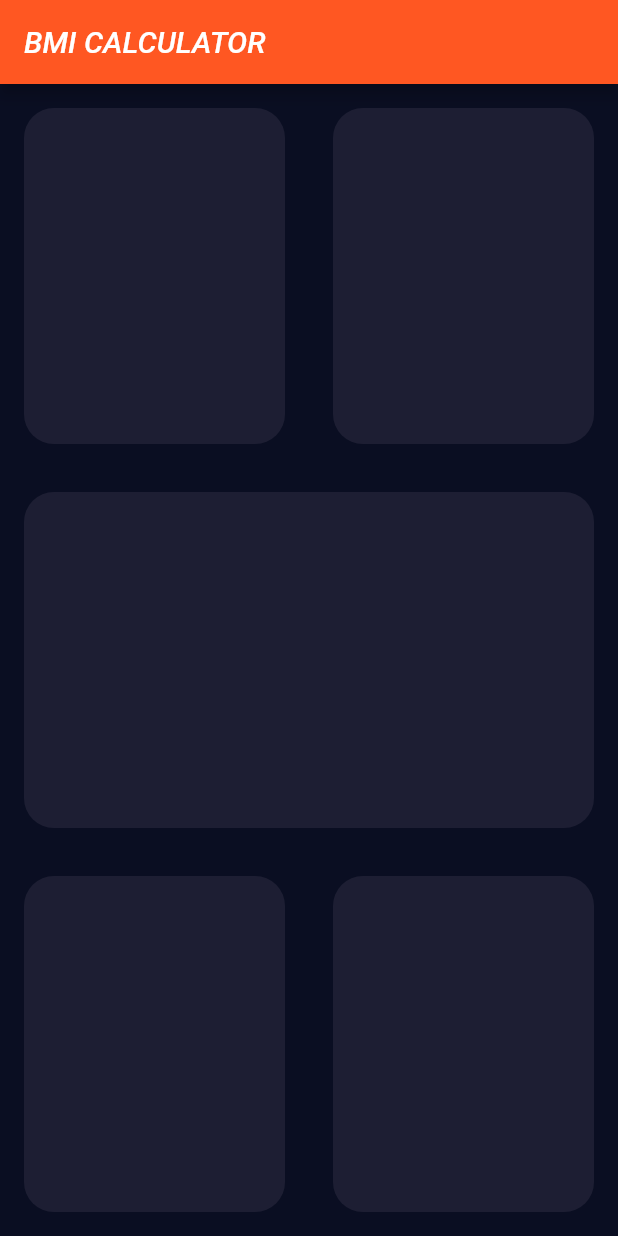
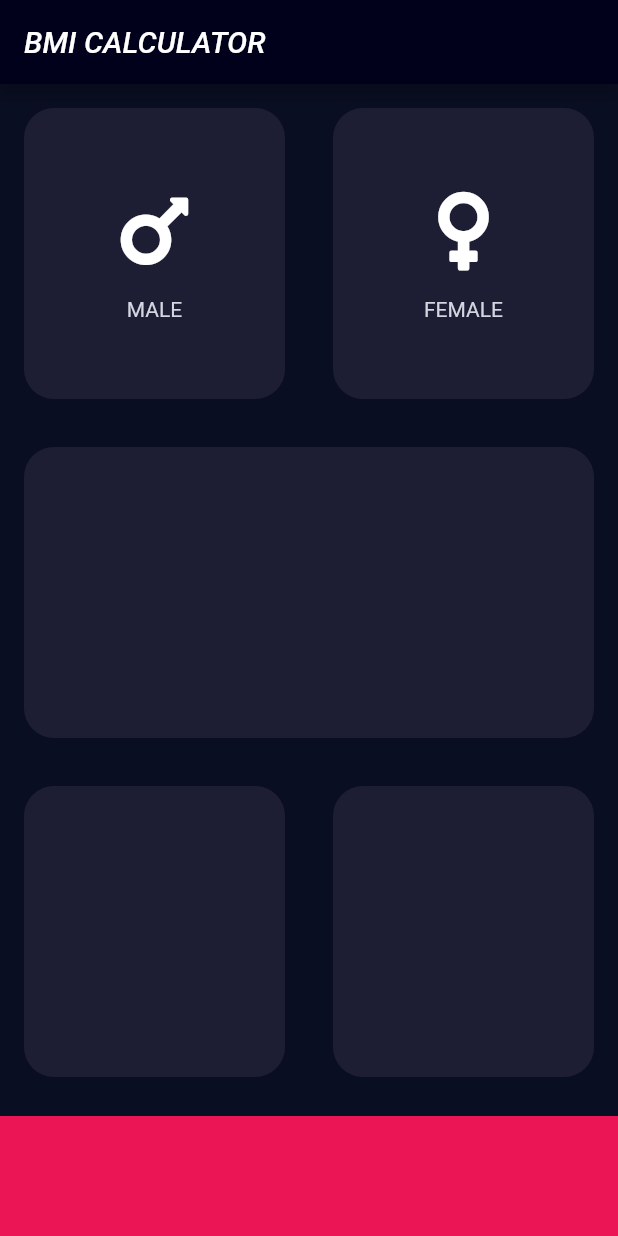
Before and after one commit to SrijanSamridh/BMI_CalculatorAppFlutter, a Flutter app: the screen it shows after launch, on a phone screen of 412 x 824 dp. Run offline on Flutter 3.47's test engine with Material 2 defaults, Android fonts, the phone set to English and light mode, and no system bars; our stand-ins replace font_awesome_flutter.

```diff
--- /dev/null
+++ b/lib/icon_content.dart
@@ -0,0 +1,34 @@
+import 'package:flutter/material.dart';
+
+const fontColor = Color(0xFFD4D6E2);
+const labelTextStyle = TextStyle(
+  fontSize: 14.0,
+  color: fontColor,
+);
+
+class IconContent extends StatelessWidget {
+  const IconContent({Key? key, required this.icon, required this.label})
+      : super(key: key);
+
+  final IconData icon;
+  final String label;
+  @override
+  Widget build(BuildContext context) {
+    return Column(
+      mainAxisAlignment: MainAxisAlignment.center,
+      children: [
+        Icon(
+          icon,
+          size: 60.0,
+        ),
+        const SizedBox(
+          height: 15.0,
+        ),
+        Text(
+          label,
+          style: labelTextStyle
+        ),
+      ],
+    );
+  }
+}
--- a/lib/input_page.dart
+++ b/lib/input_page.dart
@@ -1,4 +1,13 @@
 import 'package:flutter/material.dart';
+import 'package:font_awesome_flutter/font_awesome_flutter.dart';
+import 'icon_content.dart';
+import 'reuse_container.dart';
+
+const bottomContainerHeight = 80.0;
+const bottomContainerColor = Color(0xFFEB1555);
+const activeContainerColor = Color(0xFF1D1E33);
+const appBarColor = Color(0xff01011c);
+const fontColor = Color(0xFFD4D6E2);
 
 class InputPage extends StatefulWidget {
   const InputPage({Key? key}) : super(key: key);
@@ -8,30 +17,12 @@ class InputPage extends StatefulWidget {
 }
 
 
-class ReuseContainer extends StatelessWidget {
-
-  const ReuseContainer({Key? key, required this.myColor}) : super(key: key);
-  // const ReuseContainer({required this.myColor});
-  final Color myColor;
-
-  @override
-  Widget build(BuildContext context) {
-    return Container(
-      margin: const EdgeInsets.all(16.0),
-      decoration: BoxDecoration(
-        // color: Color(0xFF1D1E33),
-        color: myColor,
-        borderRadius: const BorderRadius.all(Radius.circular(20)),
-      ),
-    );
-  }
-}
-
 class _InputPageState extends State<InputPage> {
   @override
   Widget build(BuildContext context) {
     return Scaffold(
         appBar: AppBar(
+          backgroundColor: appBarColor,
           title: const Text(
             'BMI CALCULATOR',
             style: TextStyle(
@@ -44,25 +35,54 @@ class _InputPageState extends State<InputPage> {
             Expanded(
               child: Row(
                 children: const [
-                  Expanded(child: ReuseContainer(myColor: Color(0xFF1D1E33),)),
-                  Expanded(child: ReuseContainer(myColor: Color(0xFF1D1E33),)),
+                  Expanded(
+                      child: ReuseContainer(
+                    myColor: activeContainerColor,
+                    cardChild: IconContent(
+                      icon: FontAwesomeIcons.mars,
+                      label: "MALE",
+                    ),
+                  )),
+                  Expanded(
+                      child: ReuseContainer(
+                    myColor: activeContainerColor,
+                    cardChild: IconContent(icon: FontAwesomeIcons.venus, label: "FEMALE",),
+                  )),
                 ],
               ),
             ),
             Expanded(
               child: Row(
-                children: const [
-                  Expanded(child: ReuseContainer(myColor: Color(0xFF1D1E33),)),
+                children: [
+                  Expanded(
+                      child: ReuseContainer(
+                    myColor: activeContainerColor,
+                    cardChild: Column(),
+                  )),
                 ],
               ),
             ),
             Expanded(
               child: Row(
-                children: const [
-                  Expanded(child: ReuseContainer(myColor: Color(0xFF1D1E33),)),
-                  Expanded(child: ReuseContainer(myColor: Color(0xFF1D1E33),)),
+                children: [
+                  Expanded(
+                      child: ReuseContainer(
+                    myColor: activeContainerColor,
+                    cardChild: Column(),
+                  )),
+                  Expanded(
+                      child: ReuseContainer(
+                    myColor: activeContainerColor,
+                    cardChild: Column(),
+                  )),
                 ],
               ),
+            ),
+            Container(
+              color: bottomContainerColor,
+              margin: const EdgeInsets.only(top: 10.0),
+              height: bottomContainerHeight,
+              width: double.infinity,
             ),
           ],
         ));
--- /dev/null
+++ b/lib/reuse_container.dart
@@ -0,0 +1,23 @@
+import 'package:flutter/material.dart';
+
+class ReuseContainer extends StatelessWidget {
+  const ReuseContainer(
+      {Key? key, required this.myColor, required this.cardChild})
+      : super(key: key);
+  // const ReuseContainer({@required this.myColor, this.cardChild});
+  final Color myColor;
+  final Widget cardChild;
+
+  @override
+  Widget build(BuildContext context) {
+    return Container(
+      child: cardChild,
+      margin: const EdgeInsets.all(16.0),
+      decoration: BoxDecoration(
+        // color: Color(0xFF1D1E33),
+        color: myColor,
+        borderRadius: const BorderRadius.all(Radius.circular(20)),
+      ),
+    );
+  }
+}
--- a/pubspec.yaml
+++ b/pubspec.yaml
@@ -34,6 +34,7 @@ dependencies:
   # The following adds the Cupertino Icons font to your application.
   # Use with the CupertinoIcons class for iOS style icons.
   cupertino_icons: ^1.0.2
+  font_awesome_flutter: ^9.2.0
 
 dev_dependencies:
   flutter_test:
```
Also changed, not shown: pubspec.lock.
